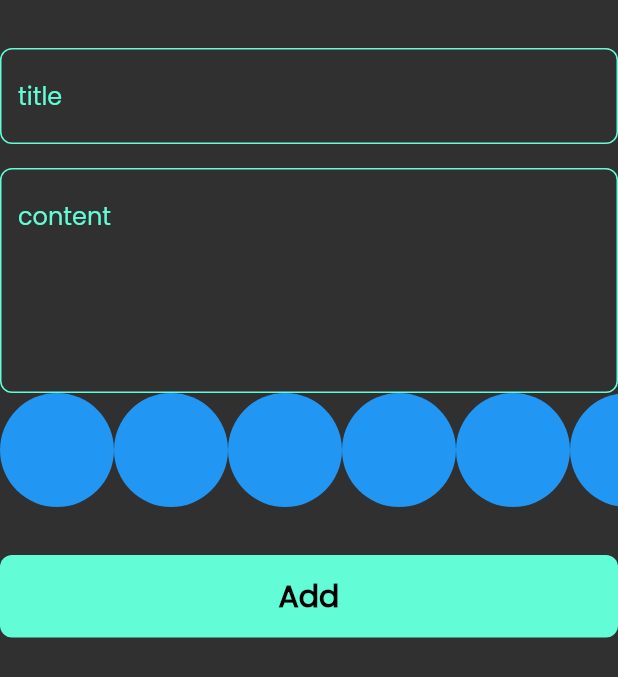
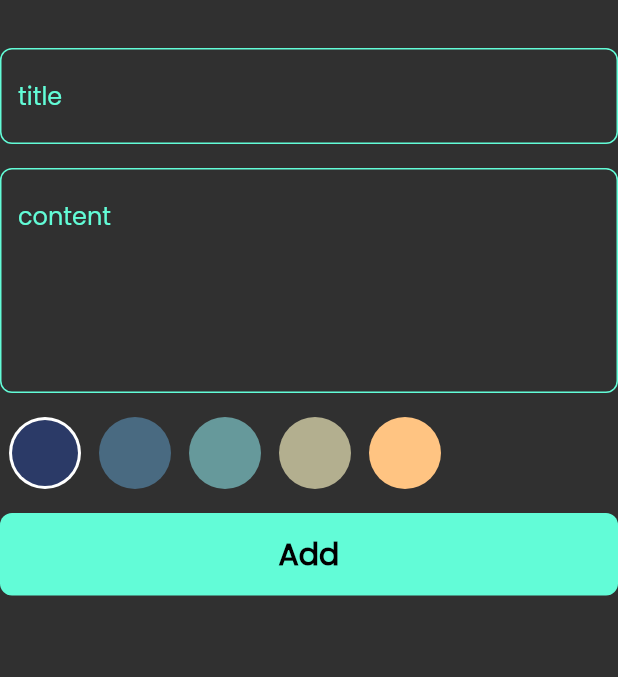
Before and after one commit to EsraaAbdalla/notes_app, a Flutter app: the AddNoteForm widget shown alone on an empty page, opened directly, on a phone screen of 412 x 824 dp. Shown: the top 677 px of the screen. Run offline on Flutter 3.47's test engine with Material 2 defaults, Android fonts, the phone set to English and light mode, and no system bars; our stand-ins replace bloc, flutter_bloc, hive, hive_flutter, modal_progress_hud_nsn; accounts and stored records are empty.

Commit message:
colors list ciew part two

```diff
--- a/lib/views/widgets/add_note_form.dart
+++ b/lib/views/widgets/add_note_form.dart
@@ -46,9 +46,12 @@ class _AddNoteFormState extends State<AddNoteForm> {
             hint: 'content',
             maxLines: 5,
           ),
+          const SizedBox(
+            height: 16,
+          ),
           const ColorsListView(),
           const SizedBox(
-            height: 32,
+            height: 16,
           ),
           BlocBuilder<AddNoteCubit, AddNoteState>(
             builder: (context, state) {
--- a/lib/views/widgets/colors_list_view.dart
+++ b/lib/views/widgets/colors_list_view.dart
@@ -1,29 +1,68 @@
 import 'package:flutter/material.dart';
 
 class ColorItem extends StatelessWidget {
-  const ColorItem({super.key});
+  const ColorItem({super.key, required this.isAcive, required this.color});
+  final bool isAcive;
+
+  final Color color;
 
   @override
   Widget build(BuildContext context) {
-    return const CircleAvatar(
-      radius: 38,
-      backgroundColor: Colors.blue,
-    );
+    return isAcive
+        ? CircleAvatar(
+            radius: 24,
+            backgroundColor: Colors.white,
+            child: CircleAvatar(
+              radius: 22,
+              backgroundColor: color,
+            ),
+          )
+        : CircleAvatar(
+            radius: 24,
+            backgroundColor: color,
+          );
   }
 }
 
-class ColorsListView extends StatelessWidget {
-  const ColorsListView({super.key});
+class ColorsListView extends StatefulWidget {
+  const ColorsListView({
+    super.key,
+  });
 
+  @override
+  State<ColorsListView> createState() => _ColorsListViewState();
+}
+
+class _ColorsListViewState extends State<ColorsListView> {
+  int currentIndex = 0;
+  List<Color> colors = const [
+    Color(0xff2B3A67),
+    Color(0xff496A81),
+    Color(0xff66999B),
+    Color(0xffB3AF8F),
+    Color(0xffFFC482),
+  ];
   @override
   Widget build(BuildContext context) {
     return SizedBox(
-      height: 38 * 2,
+      height: 24 * 2,
       child: ListView.builder(
-          itemCount: 10,
+          itemCount: colors.length,
           scrollDirection: Axis.horizontal,
           itemBuilder: (context, index) {
-            return const ColorItem();
+            return Padding(
+              padding: const EdgeInsets.symmetric(horizontal: 6),
+              child: GestureDetector(
+                onTap: () {
+                  currentIndex = index;
+                  setState(() {});
+                },
+                child: ColorItem(
+                  color: colors[index],
+                  isAcive: currentIndex == index,
+                ),
+              ),
+            );
           }),
     );
   }
```
